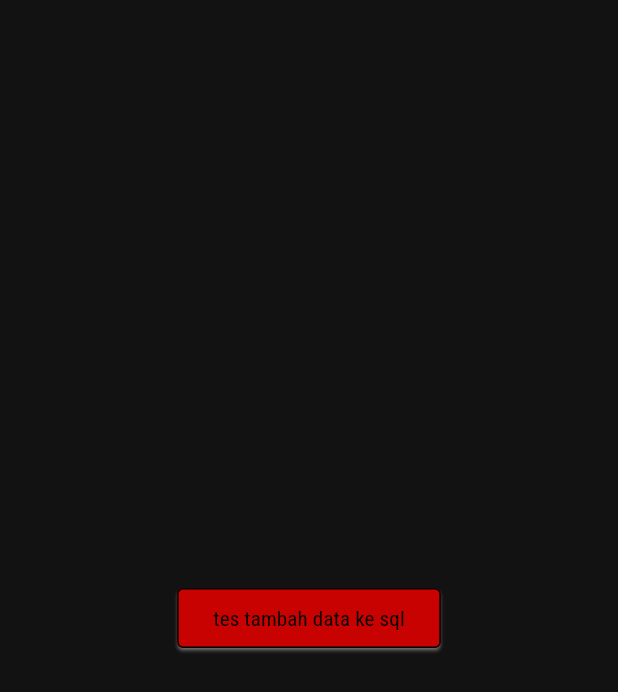
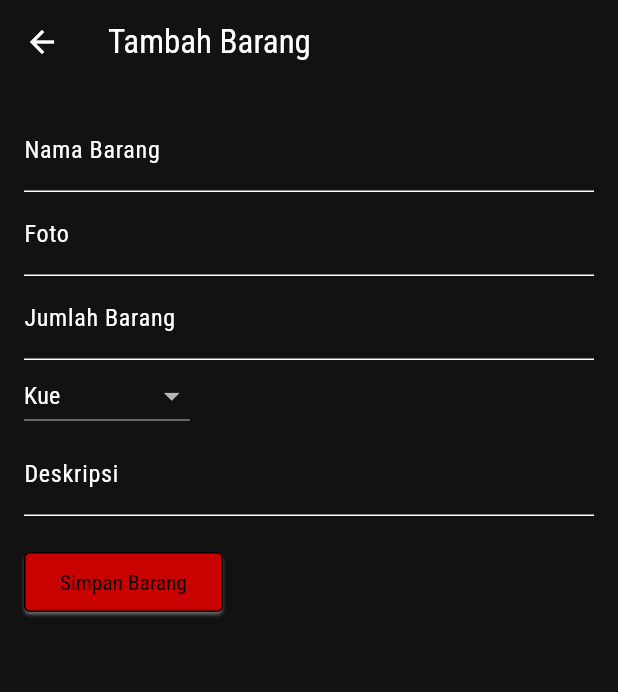
Before and after one commit to 221110019/project_bansos, a Flutter app: the TambahStokOwner screen opened directly, on a phone screen of 412 x 824 dp. Shown: the top 692 px of the screen. Run offline on Flutter 3.47's test engine with Material 3 defaults, Android fonts, the phone set to English and light mode, and no system bars; our stand-ins replace firebase_auth, firebase_core, shared_preferences, sqflite; accounts and stored records are empty.

Commit message:
finish Insert SQfLITE

```diff
--- a/lib/pages/owner/stok/tambah_stok_owner.dart
+++ b/lib/pages/owner/stok/tambah_stok_owner.dart
@@ -1,24 +1,102 @@
 import 'package:flutter/material.dart';
 import 'package:project_bansos/components/tombol_custom.dart';
 import 'package:project_bansos/database/database_stok.dart';
+import 'package:project_bansos/models/barang_stok.dart';
 
-class TambahStokOwner extends StatelessWidget {
+class TambahStokOwner extends StatefulWidget {
   const TambahStokOwner({super.key});
 
-  void addSampleData() async {
-    await BarangStokDB().insertSampleData();
-    print("Sample data inserted.");
+  @override
+  State<TambahStokOwner> createState() => _TambahStokOwnerState();
+}
+
+class _TambahStokOwnerState extends State<TambahStokOwner> {
+  // void addSampleData() async {
+  //   await BarangStokDB().insertSampleData();
+  //   print("Sample data inserted.");
+  // }
+
+  TextEditingController namaController = TextEditingController();
+  TextEditingController fotoController = TextEditingController();
+  TextEditingController jumlahController = TextEditingController();
+  TextEditingController deskripsiController = TextEditingController();
+  String selectedKategori = 'Kue';
+
+  final List<String> kategoriOptions = ['Kue', 'Alat', 'Acak'];
+
+  void saveBarang() {
+    if (namaController.text.isNotEmpty && jumlahController.text.isNotEmpty) {
+      BarangStok barang = BarangStok(
+        id: const int.fromEnvironment('stok'),
+        nama: namaController.text,
+        foto: fotoController.text,
+        jumlah: int.parse(jumlahController.text),
+        kategori: selectedKategori,
+        deskripsi: deskripsiController.text,
+      );
+
+      BarangStokDB().insert(barang).then((brgId) {
+        ScaffoldMessenger.of(context).showSnackBar(
+          SnackBar(
+              content: Text('Barang berhasil ditambahkan dengan ID: $brgId')),
+        );
+      });
+    } else {
+      ScaffoldMessenger.of(context).showSnackBar(
+        const SnackBar(content: Text('Mohon isi semua field!')),
+      );
+    }
   }
 
   @override
   Widget build(BuildContext context) {
     return Scaffold(
-      body: Container(
-        child: Center(
-          child: TombolCustom(
-            // onPressed: () {},
-            onPressed: addSampleData,
-            child: const Text('tes tambah data ke sql'),
+      appBar: AppBar(title: const Text('Tambah Barang')),
+      body: SingleChildScrollView(
+        child: Container(
+          padding: const EdgeInsets.all(16.0),
+          child: Column(
+            crossAxisAlignment: CrossAxisAlignment.start,
+            children: [
+              TextField(
+                controller: namaController,
+                decoration: const InputDecoration(labelText: 'Nama Barang'),
+              ),
+              TextField(
+                controller: fotoController,
+                decoration: const InputDecoration(labelText: 'Foto'),
+              ),
+              TextField(
+                controller: jumlahController,
+                decoration: const InputDecoration(labelText: 'Jumlah Barang'),
+                keyboardType: TextInputType.number,
+              ),
+              DropdownButton<String>(
+                value: selectedKategori,
+                onChanged: (String? newValue) {
+                  setState(() {
+                    selectedKategori = newValue!;
+                  });
+                },
+                items: kategoriOptions
+                    .map<DropdownMenuItem<String>>((String value) {
+                  return DropdownMenuItem<String>(
+                    value: value,
+                    child: Text(value),
+                  );
+                }).toList(),
+                hint: Text('Pilih Kategori'),
+              ),
+              TextField(
+                controller: deskripsiController,
+                decoration: const InputDecoration(labelText: 'Deskripsi'),
+              ),
+              const SizedBox(height: 20),
+              TombolCustom(
+                onPressed: saveBarang,
+                child: const Text('Simpan Barang'),
+              ),
+            ],
           ),
         ),
       ),
```
